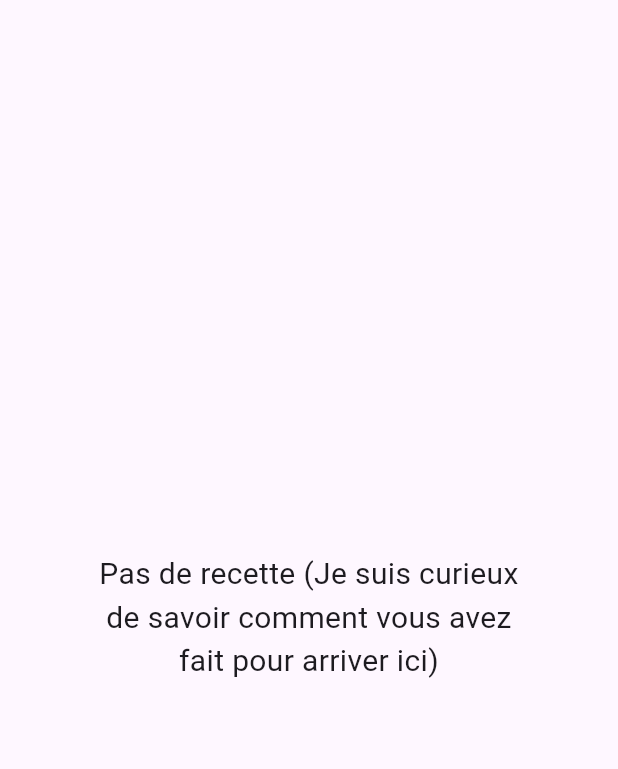
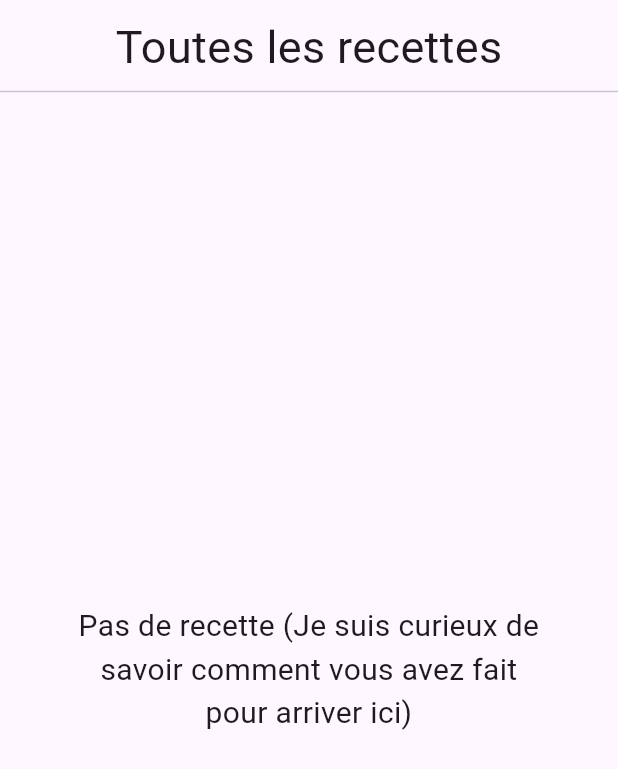
Before and after one commit to caillouc/recettes, a Flutter app: the RecipeList widget shown alone on an empty page, opened directly with empty values, on a phone screen of 412 x 824 dp. Shown: the top 769 px of the screen. Run offline on Flutter 3.47's test engine with Material 3 defaults, Android fonts, the phone set to English and light mode, and no system bars; drawn by our look-alikes of auto_size_text; our stand-ins replace diacritic, flutter_svg, shared_preferences; accounts and stored records are empty.

Commit message:
behavior done for history of recipes #16

```diff
--- a/lib/recipes_list.dart
+++ b/lib/recipes_list.dart
@@ -18,6 +18,7 @@ class RecipeList extends StatefulWidget {
   final ReturnState returnState;
   final RecipeCategory categoryFilter;
   final List<String> keywordsFilter;
+  final bool history;
 
   const RecipeList({
     Key? key,
@@ -25,6 +26,7 @@ class RecipeList extends StatefulWidget {
     this.onlyFavorites = false,
     this.categoryFilter = RecipeCategory.other,
     this.keywordsFilter = const [],
+    this.history = false,
   }) : super(key: key);
 
   @override
@@ -33,6 +35,7 @@ class RecipeList extends StatefulWidget {
 
 class _RecipeListState extends State<RecipeList> {
   List<String> _favorites = [];
+  List<String> _history = [];
   final List<String> _pendingRemove = [];
   List<Recipe> _recipesToDisplay = [];
   List<String> _keywords = [];
@@ -83,6 +86,17 @@ class _RecipeListState extends State<RecipeList> {
 
   void onRecipePressed(Recipe recipe) {
     widget.returnState.needReturn();
+    if (_history.contains(recipe.id)) {
+      setState(() {
+        _history.remove(recipe.id);
+      });
+    }
+    setState(() {
+      _history.add(recipe.id);
+    });
+    SharedPreferences.getInstance().then((prefs) {
+      prefs.setStringList('history', _history);
+    });
     Navigator.of(context).push(
       MaterialPageRoute(
         builder: (context) => RecipeView(
@@ -126,7 +140,8 @@ class _RecipeListState extends State<RecipeList> {
     bool isFav = _favorites.contains(recipe.id);
     return AnimatedOpacity(
       opacity: _pendingRemove.contains(recipe.id) ? 0.0 : 1.0,
-      duration: Duration(milliseconds: _pendingRemove.contains(recipe.id) ? 1500 : 0),
+      duration:
+          Duration(milliseconds: _pendingRemove.contains(recipe.id) ? 1500 : 0),
       child: ListTile(
         title: AutoSizeText(
           maxLines: 2,
@@ -169,17 +184,19 @@ class _RecipeListState extends State<RecipeList> {
           widget.returnState.returnPressed();
         }
       },
-      child: Card(
-        shadowColor: Colors.transparent,
-        color: Theme.of(context).scaffoldBackgroundColor,
-        margin: const EdgeInsets.all(8.0),
       child: Column(
         children: [
-            _keywords.isNotEmpty
-                ? const SizedBox(height: 10)
-                : const SizedBox(),
+          const SizedBox(height: 10),
           _keywords.isEmpty
-                ? const SizedBox()
+              ? AutoSizeText(
+                  maxLines: 1,
+                  widget.onlyFavorites
+                      ? 'Favoris'
+                      : widget.history
+                          ? 'Historique'
+                          : 'Toutes les recettes',
+                  style: const TextStyle(fontSize: 30.0),
+                )
               : Wrap(
                   children: _keywords
                       .map(
@@ -205,7 +222,7 @@ class _RecipeListState extends State<RecipeList> {
                       )
                       .toList(),
                 ),
-            _keywords.isNotEmpty ? const Divider() : const SizedBox(),
+          const Divider(),
           Expanded(
             child: FutureBuilder(
               future: _prefs,
@@ -214,27 +231,34 @@ class _RecipeListState extends State<RecipeList> {
                   return const Center(child: CircularProgressIndicator());
                 }
                 if (snapshot.hasError) {
-                    return const Center(
-                        child: Text('Error loading preferences'));
+                  return const Center(child: Text('Error loading preferences'));
                 }
 
                 final prefs = snapshot.data!;
                 _favorites = prefs.getStringList('favorites') ?? [];
+                _history = prefs.getStringList('history') ?? [];
                 if (widget.onlyFavorites) {
                   _recipesToDisplay = recipes
                       .where((recipe) =>
                           _favorites.contains(recipe.id) ||
                           _pendingRemove.contains(recipe.id))
                       .toList();
-                    _recipesToDisplay
-                        .sort((a, b) => a.title.compareTo(b.title));
+                  _recipesToDisplay.sort((a, b) => a.title.compareTo(b.title));
+                } else if (widget.history) {
+                  _recipesToDisplay = recipes
+                      .where((recipe) => _history.contains(recipe.id))
+                      .toList();
+                  _recipesToDisplay.sort((a, b) {
+                    int indexA = _history.indexOf(a.id);
+                    int indexB = _history.indexOf(b.id);
+                    return indexB - indexA;
+                  });
                 } else if (widget.categoryFilter != RecipeCategory.other) {
                   _recipesToDisplay = recipes
-                        .where((recipe) =>
-                            recipe.category == widget.categoryFilter)
+                      .where(
+                          (recipe) => recipe.category == widget.categoryFilter)
                       .toList();
-                    _recipesToDisplay
-                        .sort((a, b) => a.title.compareTo(b.title));
+                  _recipesToDisplay.sort((a, b) => a.title.compareTo(b.title));
                 } else if (_keywords.isNotEmpty) {
                   _recipesToDisplay = recipes
                       .where((recipe) => _filterScore(recipe, _keywords) > 0)
@@ -263,6 +287,8 @@ class _RecipeListState extends State<RecipeList> {
                   String message = "";
                   if (widget.onlyFavorites) {
                     message = 'Vous n\'avez pas de favoris';
+                  } else if (widget.history) {
+                    message = 'Vous n\'avez pas encore cliqué sur une recette';
                   } else if (_keywords.isNotEmpty) {
                     message = 'Pas de recette pour les mots-clés recherchés';
                   } else {
@@ -303,7 +329,6 @@ class _RecipeListState extends State<RecipeList> {
           ),
         ],
       ),
-      ),
     );
   }
 }
```
Also changed, not shown: lib/main.dart (+22 -17 lines). Lines whose indentation alone changed are shown as unchanged.
